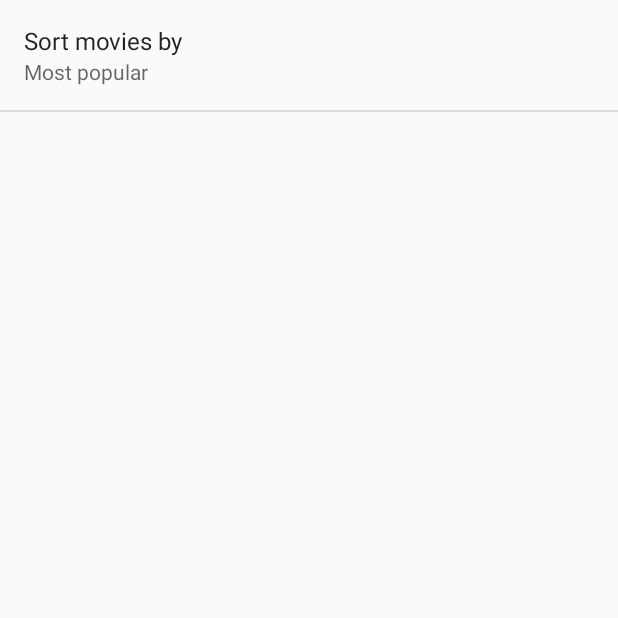
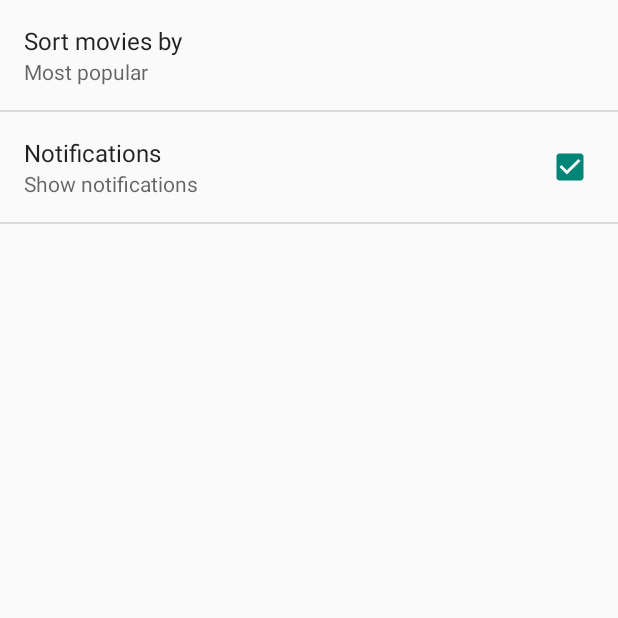
Before and after one commit to aziflaj/PopMovies, an Android app: the screen it shows after launch (SettingsActivity), in the options menu, after a tap on "Settings", on a phone screen of 412 x 824 dp, the top half of it. Run offline under Robolectric (Android 15) with nearby library versions, the phone set to English and light mode, and no system bars; our stand-ins replace Picasso; libraries missing offline, so code that uses them is left out: retrofit.client; pictures from the network do not load; 1 statement that could not run was skipped.

Commit message:
show notifications

```diff
--- a/app/src/main/java/az/aldoziflaj/popmovies/Utility.java
+++ b/app/src/main/java/az/aldoziflaj/popmovies/Utility.java
@@ -43,11 +43,10 @@ public class Utility {
      */
     public static String getPreferredSortOrder(Context context) {
         SharedPreferences prefs = PreferenceManager.getDefaultSharedPreferences(context);
-        String sortOrder = prefs.getString(
-                context.getString(R.string.movie_sort_key),
-                context.getString(R.string.movie_sort_default));
 
-        return sortOrder;
+        return prefs.getString(
+                context.getString(R.string.prefs_sort_key),
+                context.getString(R.string.prefs_sort_default_value));
     }
 
     /**
--- a/app/src/main/java/az/aldoziflaj/popmovies/activities/MainActivity.java
+++ b/app/src/main/java/az/aldoziflaj/popmovies/activities/MainActivity.java
@@ -16,7 +16,7 @@ public class MainActivity extends ActionBarActivity {
     protected void onCreate(Bundle savedInstanceState) {
         super.onCreate(savedInstanceState);
         setContentView(R.layout.activity_main);
-        MovieSyncAdapter.syncImmediately(getApplicationContext());
+        MovieSyncAdapter.initSyncAdapter(getApplicationContext());
     }
 
 
--- a/app/src/main/java/az/aldoziflaj/popmovies/activities/SettingsActivity.java
+++ b/app/src/main/java/az/aldoziflaj/popmovies/activities/SettingsActivity.java
@@ -21,7 +21,7 @@ public class SettingsActivity extends PreferenceActivity
         super.onPostCreate(savedInstanceState);
         addPreferencesFromResource(R.xml.pref_general);
 
-        bindPreferenceSummaryToValue(findPreference(getString(R.string.movie_sort_key)));
+        bindPreferenceSummaryToValue(findPreference(getString(R.string.prefs_sort_key)));
     }
 
 
--- a/app/src/main/java/az/aldoziflaj/popmovies/fragments/AllMoviesFragment.java
+++ b/app/src/main/java/az/aldoziflaj/popmovies/fragments/AllMoviesFragment.java
@@ -103,7 +103,7 @@ public class AllMoviesFragment extends Fragment implements LoaderManager.LoaderC
         String sortOrder;
         final int NUMBER_OF_MOVIES = 20;
 
-        if (sortOrderSetting.equals(getString(R.string.movie_sort_default))) {
+        if (sortOrderSetting.equals(getString(R.string.prefs_sort_default_value))) {
             //sort by popularity ? TODO: check if correct
             sortOrder = MovieContract.MovieTable.COLUMN_VOTE_COUNT + " DESC";
         } else {
--- a/app/src/main/res/values/strings.xml
+++ b/app/src/main/res/values/strings.xml
@@ -13,9 +13,9 @@
     <string name="api.image.size.medium" translatable="false">w342</string>
 
     <!-- Settings key-value pairs -->
-    <string name="movie_sort_key" translatable="false">sorting_type</string>
-    <string name="movie_sort_title">Sort movies by</string>
-    <string name="movie_sort_default">popularity</string>
+    <string name="prefs.sort.key" translatable="false">sorting_type</string>
+    <string name="prefs.sort.title">Sort movies by</string>
+    <string name="prefs.sort.default_value">popularity</string>
     <string-array name="movie_sorting_keys" translatable="false">
         <item>popularity</item>
         <item>high_rated</item>
@@ -24,6 +24,12 @@
         <item>Most popular</item>
         <item>Highest rated</item>
     </string-array>
+
+    <string name="prefs.notification.key" translatable="false">notification</string>
+    <string name="prefs.notification.title">Notifications</string>
+    <string name="prefs.notification.summary.off">Don\'t show notifications</string>
+    <string name="prefs.notification.summary.on">Show notifications</string>
+    <string name="prefs.notification.last.key">last_notification</string>
 
     <!-- String formats for detailed view -->
     <string name="format.ratings"><xliff:g id="rating">%.1f</xliff:g>/10 (<xliff:g id="votes">%d</xliff:g> votes)</string>
@@ -34,4 +40,6 @@
 
     <!-- Strings for the content provider -->
     <string name="content.authority">az.aldoziflaj.popmovies</string>
+
+    <string name="notification.content">Did you check the new movies today?</string>
 </resources>
--- a/app/src/main/res/xml/pref_general.xml
+++ b/app/src/main/res/xml/pref_general.xml
@@ -1,11 +1,18 @@
 <PreferenceScreen xmlns:android="http://schemas.android.com/apk/res/android">
 
     <ListPreference
+        android:defaultValue="@string/prefs.sort.default_value"
         android:entries="@array/movie_sort_entries"
-        android:defaultValue="@string/movie_sort_default"
         android:entryValues="@array/movie_sorting_keys"
-        android:key="@string/movie_sort_key"
-        android:title="@string/movie_sort_title" />
+        android:key="@string/prefs.sort.key"
+        android:title="@string/prefs.sort.title" />
+
+    <CheckBoxPreference
+        android:defaultValue="true"
+        android:key="@string/prefs.notification.key"
+        android:summaryOff="@string/prefs.notification.summary.off"
+        android:summaryOn="@string/prefs.notification.summary.on"
+        android:title="@string/prefs.notification.title" />
 
 
 </PreferenceScreen>
```
Also changed, not shown: app/src/main/java/az/aldoziflaj/popmovies/sync/MovieSyncAdapter.java (+63 -1 lines), 1 other file.
